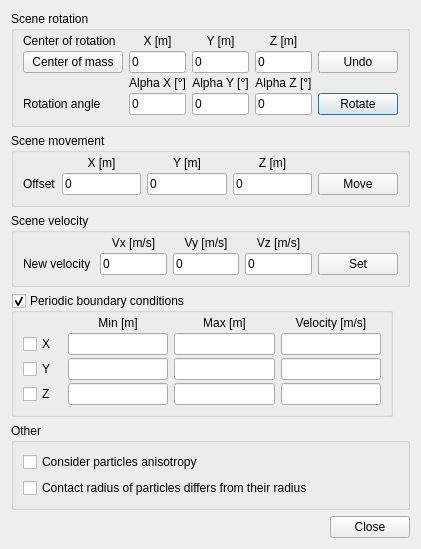
This is QTDialogs/SceneEditorTab/SceneEditorTab.ui in msolids/musen as Qt 5 draws it before an edit. The edited form follows.
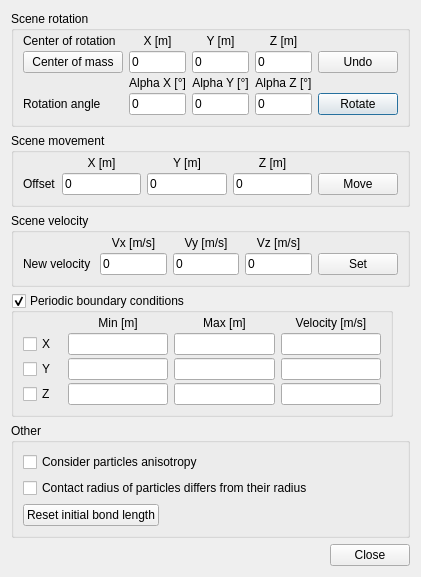
This is the edited form. Icons and pictures are not drawn.

Commit message: feat: Allow resetting initial bond length

Diff of the .ui file:
```diff
--- a/QTDialogs/SceneEditorTab/SceneEditorTab.ui
+++ b/QTDialogs/SceneEditorTab/SceneEditorTab.ui
@@ -6,8 +6,8 @@
    <rect>
     <x>0</x>
     <y>0</y>
-    <width>399</width>
-    <height>530</height>
+    <width>411</width>
+    <height>528</height>
    </rect>
   </property>
   <property name="windowTitle">
@@ -535,6 +535,39 @@
         </property>
        </widget>
       </item>
+      <item>
+       <layout class="QHBoxLayout" name="horizontalLayout">
+        <item>
+         <widget class="QPushButton" name="buttonResetBonds">
+          <property name="toolTip">
+           <string>Set initial bond length of all bonds equal to their actual length at time point 0</string>
+          </property>
+          <property name="statusTip">
+           <string>Set initial bond length of all bonds equal to their actual length at time point 0</string>
+          </property>
+          <property name="whatsThis">
+           <string>Set initial bond length of all bonds equal to their actual length at time point 0</string>
+          </property>
+          <property name="text">
+           <string>Reset initial bond length</string>
+          </property>
+         </widget>
+        </item>
+        <item>
+         <spacer name="horizontalSpacer_2">
+          <property name="orientation">
+           <enum>Qt::Horizontal</enum>
+          </property>
+          <property name="sizeHint" stdset="0">
+           <size>
+            <width>370</width>
+            <height>11</height>
+           </size>
+          </property>
+         </spacer>
+        </item>
+       </layout>
+      </item>
      </layout>
     </widget>
    </item>
```
The commit also changes 7 other files.
